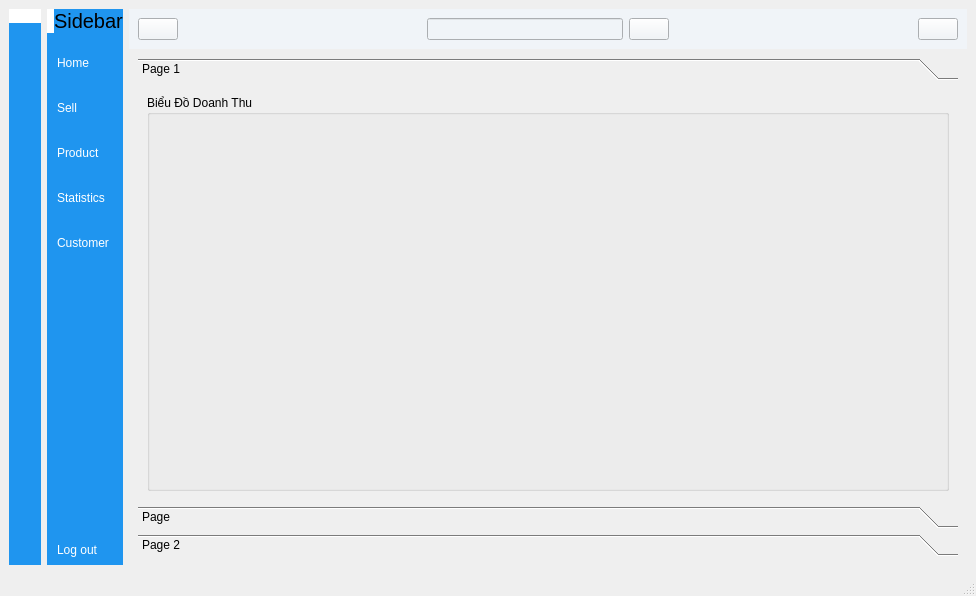
Qt form menu.ui (alandwalker2/sanpham) before a commit.
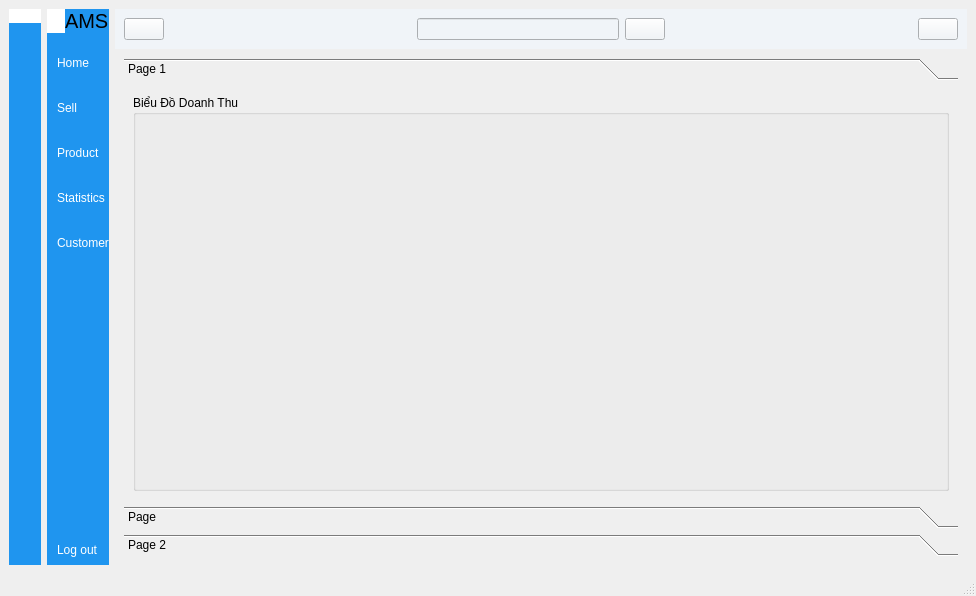
The same form after that commit. The open tabs and pages were chosen to show the change. Icons and pictures are not drawn.

Commit message: app acount data and add product ui

The edit to the form file:
```diff
--- a/menu.ui
+++ b/menu.ui
@@ -995,8 +995,8 @@
                <rect>
                 <x>0</x>
                 <y>0</y>
-                <width>731</width>
-                <height>394</height>
+                <width>129</width>
+                <height>31</height>
                </rect>
               </property>
               <attribute name="label">
@@ -1294,7 +1294,7 @@
             </font>
            </property>
            <property name="text">
-            <string>Sidebar</string>
+            <string>AMS</string>
            </property>
           </widget>
          </item>
```
Left out of the diff: 34 changed lines with no effect on the pictures. The commit also changes 5 other files.
